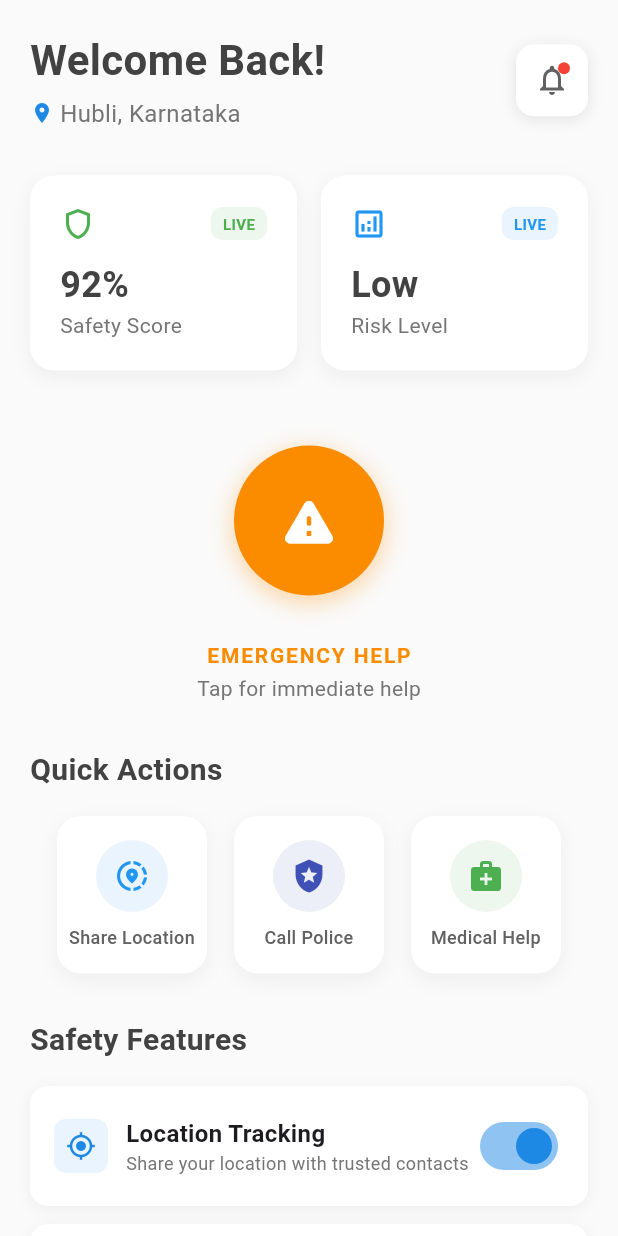
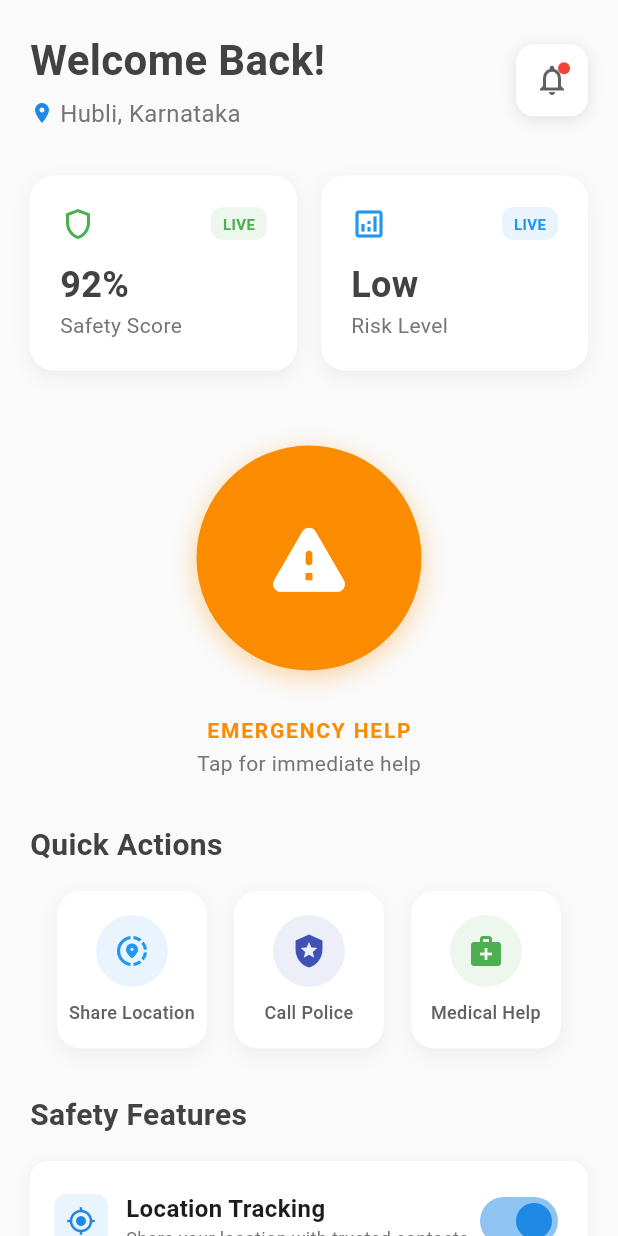
Before and after one commit to rd6260/safari_tourist_mobile, a Flutter app: the screen it shows after launch, on a phone screen of 412 x 824 dp. Run offline on Flutter 3.47's test engine with Material 3 defaults, Android fonts, the phone set to English and light mode, and no system bars.

Commit message:
bigger SOS button

```diff
--- a/lib/screen/home_screen.dart
+++ b/lib/screen/home_screen.dart
@@ -295,7 +295,7 @@ class _HomeScreenState extends State<HomeScreen> with TickerProviderStateMixin {
       child: Column(
         children: [
           EmergencyHelpButton(
-            size: 100,
+            size: 150,
             primaryColor: Colors.orange[600]!,
             label: 'EMERGENCY HELP',
             animationDuration: const Duration(milliseconds: 2000),
```
